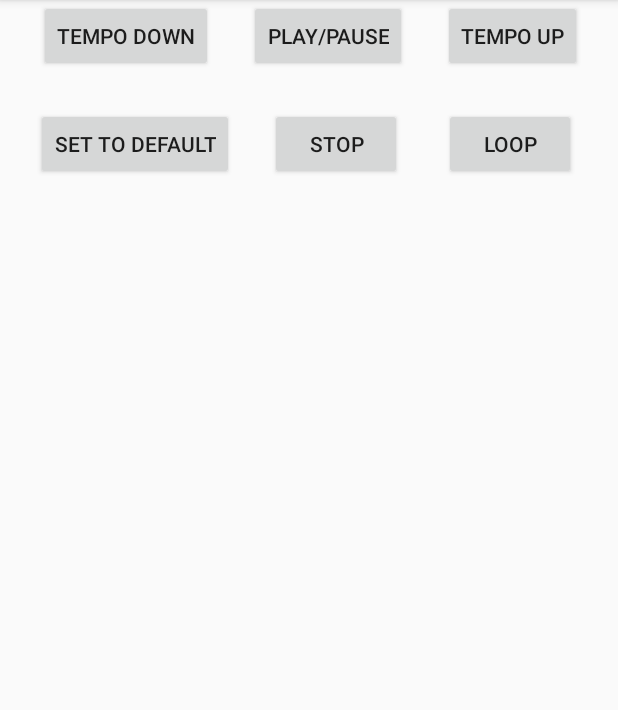
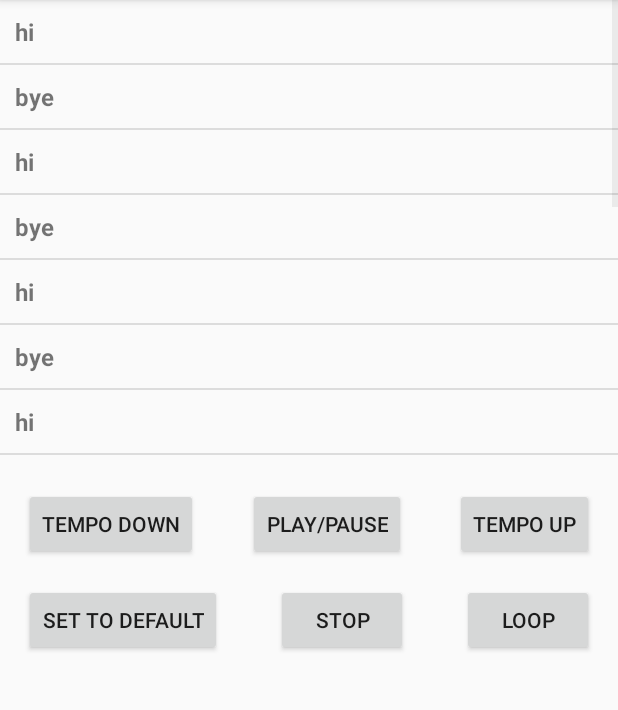
Before and after one commit to BrianCarducci/BackTrax, an Android app: the DefaultTraxActivity screen opened directly, with no data from a screen before it, on a phone screen of 412 x 824 dp, the part 84-794 px from its top. Run offline under Robolectric (Android 15) with nearby library versions, the phone set to English and light mode, and no system bars.

Commit message:
Added a listview and organized player buttons

```diff
--- a/app/build.gradle
+++ b/app/build.gradle
@@ -32,4 +32,5 @@ dependencies {
     testImplementation 'junit:junit:4.12'
     androidTestImplementation 'androidx.test.ext:junit:1.1.0'
     androidTestImplementation 'androidx.test.espresso:espresso-core:3.1.1'
+    implementation 'androidx.legacy:legacy-support-v4:1.0.0'
 }
--- a/app/src/main/java/com/example/backtrax/DefaultTraxActivity.kt
+++ b/app/src/main/java/com/example/backtrax/DefaultTraxActivity.kt
@@ -2,11 +2,22 @@ package com.example.backtrax
 
 import androidx.appcompat.app.AppCompatActivity
 import android.os.Bundle
+import android.widget.ArrayAdapter
+import android.widget.ListView
 
 class DefaultTraxActivity : AppCompatActivity() {
 
     override fun onCreate(savedInstanceState: Bundle?) {
         super.onCreate(savedInstanceState)
         setContentView(R.layout.activity_default_trax)
+
+        val testArray = arrayOf("hi", "bye","hi", "bye","hi", "bye","hi", "bye","hi", "bye","hi", "bye","hi", "bye","hi", "bye")
+
+        val arrayAdapter = ArrayAdapter<String>(this, R.layout.song_in_listview, testArray)
+        findViewById<ListView>(R.id.songs_list_view).apply {
+            adapter = arrayAdapter
+        }
     }
+
+
 }
--- a/app/src/main/res/layout/activity_default_trax.xml
+++ b/app/src/main/res/layout/activity_default_trax.xml
@@ -1,48 +1,68 @@
 <?xml version="1.0" encoding="utf-8"?>
-<androidx.constraintlayout.widget.ConstraintLayout xmlns:android="http://schemas.android.com/apk/res/android"
-    xmlns:app="http://schemas.android.com/apk/res-auto"
+
+<LinearLayout xmlns:app="http://schemas.android.com/apk/res-auto"
     xmlns:tools="http://schemas.android.com/tools"
+    xmlns:android="http://schemas.android.com/apk/res/android"
+    android:orientation="vertical"
+    android:layout_height="match_parent"
+    android:layout_width="match_parent">
+
+    <ListView
+        android:id="@+id/songs_list_view"
         android:layout_width="match_parent"
-    android:layout_height="match_parent"
+        android:layout_height="309dp"
+        tools:layout_editor_absoluteX="24dp"
+        tools:layout_editor_absoluteY="24dp" />
+
+    <androidx.constraintlayout.widget.ConstraintLayout
+        android:layout_width="match_parent"
+        android:layout_height="450dp"
+        android:layout_gravity="bottom"
         tools:context=".DefaultTrax">
+
+        <Button
+            android:id="@+id/play_button"
+            android:layout_width="wrap_content"
+            android:layout_height="wrap_content"
+            android:layout_marginStart="16dp"
+            android:layout_marginLeft="16dp"
+            android:layout_marginTop="16dp"
+            android:layout_marginEnd="16dp"
+            android:layout_marginRight="16dp"
+            android:text="play/pause"
+            app:layout_constraintEnd_toStartOf="@+id/tempo_up_button"
+            app:layout_constraintStart_toEndOf="@+id/tempo_down_button"
+            app:layout_constraintTop_toTopOf="parent" />
+
+        <Button
+            android:id="@+id/tempo_up_button"
+            android:layout_width="wrap_content"
+            android:layout_height="wrap_content"
+            android:layout_marginTop="16dp"
+            android:layout_marginEnd="16dp"
+            android:layout_marginRight="16dp"
+            android:text="Tempo Up"
+            app:layout_constraintEnd_toEndOf="parent"
+            app:layout_constraintTop_toTopOf="parent" />
 
         <Button
             android:id="@+id/tempo_down_button"
             android:layout_width="wrap_content"
             android:layout_height="wrap_content"
-        android:layout_marginEnd="24dp"
-        android:layout_marginRight="24dp"
+            android:layout_marginStart="16dp"
+            android:layout_marginLeft="16dp"
+            android:layout_marginTop="16dp"
             android:text="Tempo Down"
-        app:layout_constraintEnd_toStartOf="@+id/play_button"
-        tools:layout_editor_absoluteY="341dp" />
-
-    <Button
-        android:id="@+id/play_button"
-        android:layout_width="wrap_content"
-        android:layout_height="wrap_content"
-        android:layout_marginEnd="24dp"
-        android:layout_marginRight="24dp"
-        android:text="play/pause"
-        app:layout_constraintEnd_toStartOf="@+id/tempo_up_button"
-        tools:layout_editor_absoluteY="341dp" />
-
-    <Button
-        android:id="@+id/tempo_up_button"
-        android:layout_width="wrap_content"
-        android:layout_height="wrap_content"
-        android:layout_marginEnd="24dp"
-        android:layout_marginRight="24dp"
-        android:text="Tempo Up"
-        app:layout_constraintEnd_toEndOf="parent"
-        tools:layout_editor_absoluteY="341dp" />
+            app:layout_constraintStart_toStartOf="parent"
+            app:layout_constraintTop_toTopOf="parent" />
 
         <Button
             android:id="@+id/reset_button"
             android:layout_width="wrap_content"
             android:layout_height="wrap_content"
-        android:layout_marginStart="24dp"
-        android:layout_marginLeft="24dp"
-        android:layout_marginTop="24dp"
+            android:layout_marginStart="16dp"
+            android:layout_marginLeft="16dp"
+            android:layout_marginTop="16dp"
             android:text="Set to Default"
             app:layout_constraintStart_toStartOf="parent"
             app:layout_constraintTop_toBottomOf="@+id/tempo_down_button" />
@@ -51,10 +71,13 @@
             android:id="@+id/stop_button"
             android:layout_width="wrap_content"
             android:layout_height="wrap_content"
-        android:layout_marginStart="24dp"
-        android:layout_marginLeft="24dp"
-        android:layout_marginTop="24dp"
+            android:layout_marginStart="16dp"
+            android:layout_marginLeft="16dp"
+            android:layout_marginTop="16dp"
+            android:layout_marginEnd="16dp"
+            android:layout_marginRight="16dp"
             android:text="Stop"
+            app:layout_constraintEnd_toStartOf="@+id/loop_button"
             app:layout_constraintStart_toEndOf="@+id/reset_button"
             app:layout_constraintTop_toBottomOf="@+id/play_button" />
 
@@ -62,25 +85,42 @@
             android:id="@+id/loop_button"
             android:layout_width="wrap_content"
             android:layout_height="wrap_content"
-        android:layout_marginStart="24dp"
-        android:layout_marginLeft="24dp"
-        android:layout_marginTop="24dp"
-        android:layout_marginEnd="24dp"
-        android:layout_marginRight="24dp"
+            android:layout_marginTop="16dp"
+            android:layout_marginEnd="16dp"
+            android:layout_marginRight="16dp"
             android:text="loop"
             app:layout_constraintEnd_toEndOf="parent"
-        app:layout_constraintStart_toEndOf="@+id/stop_button"
             app:layout_constraintTop_toBottomOf="@+id/tempo_up_button" />
 
-    <ScrollView
-        android:layout_width="363dp"
-        android:layout_height="293dp"
-        tools:layout_editor_absoluteX="24dp"
-        tools:layout_editor_absoluteY="24dp">
 
-        <LinearLayout
-            android:layout_width="match_parent"
-            android:layout_height="wrap_content"
-            android:orientation="vertical" />
-    </ScrollView>
+        <!--    <androidx.core.widget.NestedScrollView-->
+        <!--        android:layout_width="377dp"-->
+        <!--        android:layout_height="306dp"-->
+        <!--        android:layout_marginStart="24dp"-->
+        <!--        android:layout_marginLeft="24dp"-->
+        <!--        android:layout_marginTop="24dp"-->
+        <!--        android:layout_marginEnd="24dp"-->
+        <!--        android:layout_marginRight="24dp"-->
+        <!--        android:layout_marginBottom="24dp"-->
+        <!--        android:fillViewport="true"-->
+        <!--        app:layout_constraintBottom_toTopOf="@+id/play_button"-->
+        <!--        app:layout_constraintEnd_toEndOf="parent"-->
+        <!--        app:layout_constraintStart_toStartOf="parent"-->
+        <!--        app:layout_constraintTop_toTopOf="parent">-->
+
+        <!--        <LinearLayout-->
+        <!--            android:layout_width="match_parent"-->
+        <!--            android:layout_height="wrap_content"-->
+        <!--            android:orientation="vertical" >-->
+
+        <!--            <ListView-->
+        <!--                android:id="@+id/songs_list_view"-->
+        <!--                android:layout_width="match_parent"-->
+        <!--                android:layout_height="match_parent" />-->
+        <!--        </LinearLayout>-->
+        <!--    </androidx.core.widget.NestedScrollView>-->
+
     </androidx.constraintlayout.widget.ConstraintLayout>
+
+
+</LinearLayout>
--- /dev/null
+++ b/app/src/main/res/layout/song_in_listview.xml
@@ -0,0 +1,14 @@
+<?xml version="1.0" encoding="utf-8"?>
+
+<TextView android:id="@+id/label"
+    android:layout_width="fill_parent"
+    android:layout_height="fill_parent"
+    android:padding="10dip"
+    android:textSize="16dip"
+    android:textStyle="bold"
+    xmlns:android="http://schemas.android.com/apk/res/android" />
+<!--<LinearLayout xmlns:android="http://schemas.android.com/apk/res/android"-->
+<!--    android:orientation="vertical" android:layout_width="match_parent"-->
+<!--    android:layout_height="match_parent">-->
+
+<!--</LinearLayout>-->
```
Also changed, not shown: 1 other file. Lines whose indentation alone changed are shown as unchanged.
